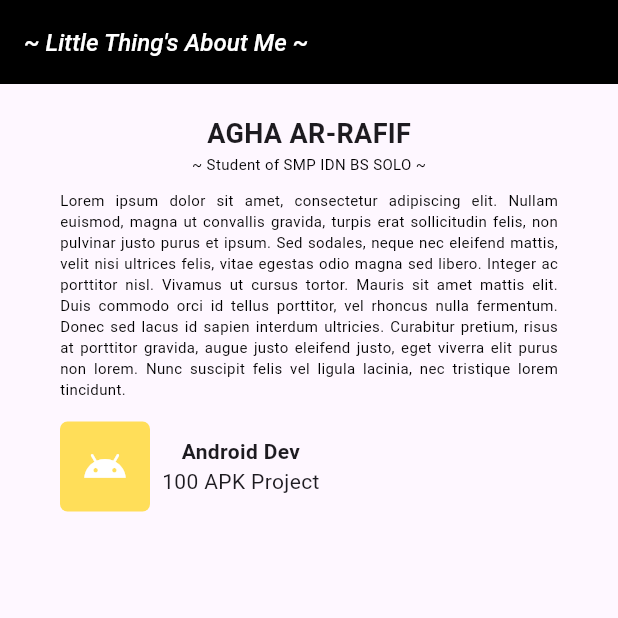
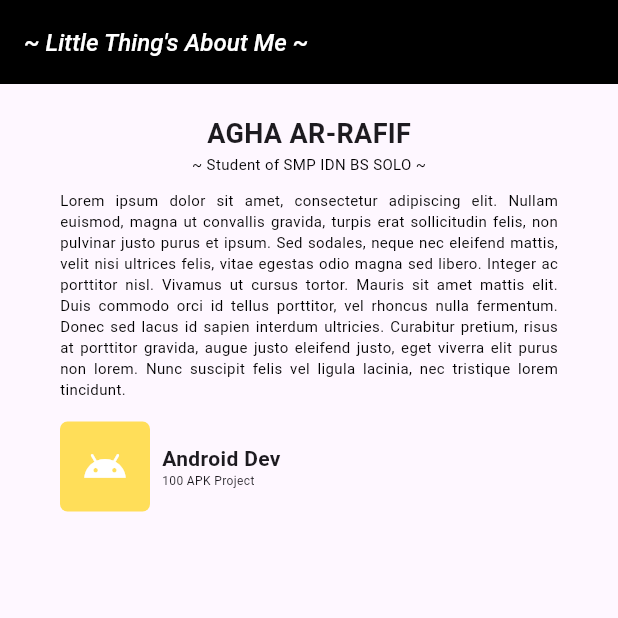
Before and after one commit to Gha211th/Profile-Card-App, a Flutter app: the screen it shows after launch, on a phone screen of 412 x 824 dp, the top half of it. Run offline on Flutter 3.47's test engine with Material 3 defaults, Android fonts, the phone set to English and light mode, and no system bars.

Commit message:
fun, *maybe

```diff
--- a/lib/profile.dart
+++ b/lib/profile.dart
@@ -56,12 +56,13 @@ class ProfileCard extends StatelessWidget {
                   Padding(
                     padding: const EdgeInsets.all(8.0),
                     child: Column(
+                      crossAxisAlignment: CrossAxisAlignment.start,
                       children: [
                         Text(
                           "Android Dev",
                           style: TextStyle(fontWeight: FontWeight.w600),
                         ),
-                        Text("100 APK Project"),
+                        Text("100 APK Project", style: TextStyle(fontSize: 8)),
                       ],
                     ),
                   ),
```
